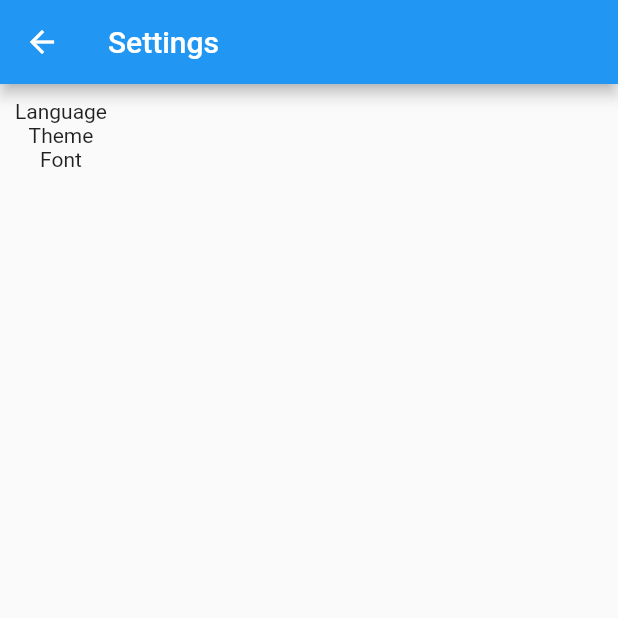
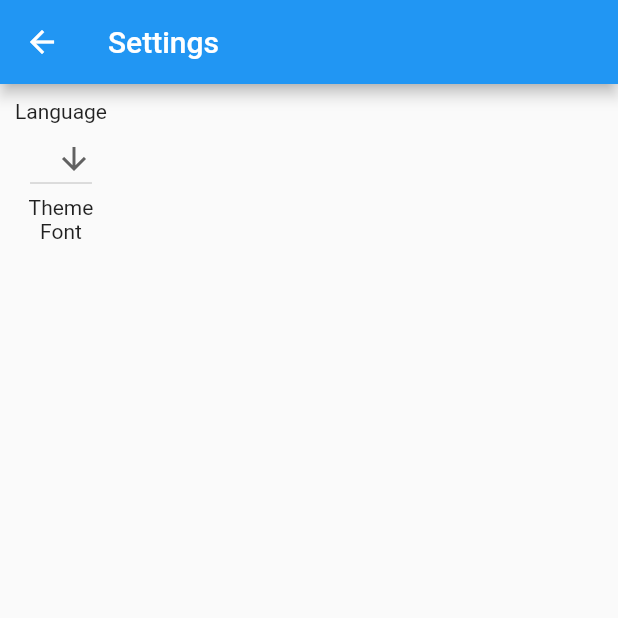
Before and after one commit to sv-makh/minimal_time_tracker, a Flutter app: the screen it shows after launch, after a tap on the "settings" icon, on a phone screen of 412 x 824 dp, the top half of it. Run offline on Flutter 3.47's test engine with Material 2 defaults, Android fonts, the phone set to English and light mode, and no system bars; our stand-ins replace flutter_bloc, hive, hive_flutter, shared_preferences; accounts and stored records are empty; generated files the repository leaves out were written again.

Commit message:
add change of lang to settings screen

```diff
--- a/lib/data/language_bloc.dart
+++ b/lib/data/language_bloc.dart
@@ -1,3 +1,5 @@
+import 'dart:io';
+
 import 'package:flutter/material.dart';
 import 'package:flutter_bloc/flutter_bloc.dart';
 import 'package:shared_preferences/shared_preferences.dart';
@@ -11,9 +13,6 @@ class ChangeLanguage extends LanguageEvent {
 }
 
 class SetInitialLocale extends LanguageEvent {
-  Locale locale;
-
-  SetInitialLocale({required this.locale});
 }
 
 class LanguageState {
@@ -28,7 +27,7 @@ class LanguageBloc extends Bloc<LanguageEvent, LanguageState> {
 
     on<SetInitialLocale>((SetInitialLocale event, Emitter<LanguageState> emitter) async {
       SharedPreferences prefs = await SharedPreferences.getInstance();
-      String langCode = prefs.getString('lang') ?? event.locale.languageCode;
+      String langCode = prefs.getString('lang') ?? Platform.localeName;
       Locale initLocale = Locale(langCode);
 
       return emitter(LanguageState(initLocale));
--- a/lib/main.dart
+++ b/lib/main.dart
@@ -4,13 +4,11 @@ import 'package:flutter_localizations/flutter_localizations.dart';
 import 'package:flutter_gen/gen_l10n/app_localizations.dart';
 import 'package:hive_flutter/hive_flutter.dart';
 
-import 'package:minimal_time_tracker/screens/add_activity_screen.dart';
-import 'package:minimal_time_tracker/widgets/activity_card.dart';
 import 'package:minimal_time_tracker/data/activity_bloc.dart';
 import 'package:minimal_time_tracker/data/language_bloc.dart';
 import 'package:minimal_time_tracker/data/activity.dart';
 import 'package:minimal_time_tracker/screens/main_activities_view.dart';
-import 'package:minimal_time_tracker/themes/settings_data.dart';
+import 'package:minimal_time_tracker/settings/settings_data.dart';
 
 void main() async {
   await Hive.initFlutter();
@@ -33,7 +31,13 @@ class MyApp extends StatelessWidget {
         BlocProvider<ActivitiesBloc>(create: (_) => ActivitiesBloc()),
         BlocProvider<LanguageBloc>(create: (_) => LanguageBloc()),
       ],
-      child: MaterialApp(
+      child: BlocBuilder<LanguageBloc, LanguageState>(
+        builder: (context, LanguageState state) {
+
+          BlocProvider.of<LanguageBloc>(context).add(SetInitialLocale());
+
+          return MaterialApp(
+            locale: state.locale,
             title: 'Minimal Time Tracker',
             theme: ThemeData(
               primarySwatch: Colors.blue,
@@ -46,6 +50,8 @@ class MyApp extends StatelessWidget {
             ],
             supportedLocales: supportedLocales,
             home: const MainActivitiesView(),
+          );
+        }
       ),
     );
   }
--- a/lib/screens/add_activity_screen.dart
+++ b/lib/screens/add_activity_screen.dart
@@ -8,7 +8,7 @@ import 'package:minimal_time_tracker/data/activity.dart';
 import 'package:flutter_gen/gen_l10n/app_localizations.dart';
 import 'package:minimal_time_tracker/helpers/convert.dart';
 import 'package:minimal_time_tracker/widgets/duration_bottom_sheet.dart';
-import 'package:minimal_time_tracker/themes/color_palettes.dart';
+import 'package:minimal_time_tracker/settings/color_palettes.dart';
 
 import '../data/activity_bloc.dart';
 
--- a/lib/screens/main_activities_view.dart
+++ b/lib/screens/main_activities_view.dart
@@ -4,7 +4,6 @@ import 'package:flutter/material.dart';
 import 'package:flutter_bloc/flutter_bloc.dart';
 import 'package:hive_flutter/hive_flutter.dart';
 import 'package:flutter_gen/gen_l10n/app_localizations.dart';
-import 'package:minimal_time_tracker/data/language_bloc.dart';
 
 import 'package:minimal_time_tracker/screens/add_activity_screen.dart';
 import 'package:minimal_time_tracker/screens/settings_screen.dart';
@@ -18,8 +17,6 @@ class MainActivitiesView extends StatelessWidget {
   @override
   Widget build(BuildContext context) {
     Box<Activity> activitiesBox = Hive.box<Activity>(boxName);
-
-    context.read<LanguageBloc>().add(SetInitialLocale(locale: Locale(Platform.localeName)));
 
     return BlocBuilder<ActivitiesBloc, ActivitiesState>(
       builder: (context, ActivitiesState state) {
--- a/lib/screens/settings_screen.dart
+++ b/lib/screens/settings_screen.dart
@@ -2,7 +2,7 @@ import 'package:flutter/material.dart';
 import 'package:flutter_bloc/flutter_bloc.dart';
 import 'package:flutter_gen/gen_l10n/app_localizations.dart';
 import 'package:minimal_time_tracker/data/language_bloc.dart';
-import 'package:minimal_time_tracker/themes/settings_data.dart';
+import 'package:minimal_time_tracker/settings/settings_data.dart';
 
 class SettingsScreen extends StatelessWidget {
   const SettingsScreen({Key? key}) : super(key: key);
@@ -11,8 +11,6 @@ class SettingsScreen extends StatelessWidget {
   Widget build(BuildContext context) {
     return BlocBuilder<LanguageBloc, LanguageState>(
         builder: (context, LanguageState state) {
-        String currentLangCode = state.locale.languageCode;
-
       return Scaffold(
         appBar: AppBar(
           title: Text(AppLocalizations.of(context)!.settings),
@@ -24,7 +22,20 @@ class SettingsScreen extends StatelessWidget {
               child: Column(
                 children: [
                   Text(AppLocalizations.of(context)!.language),
-                    //DropdownButton(items: items, onChanged: onChanged)
+                  DropdownButton(
+                    value: state.locale.languageCode,
+                    icon: const Icon(Icons.arrow_downward),
+                    items: supportedLocales.map<DropdownMenuItem<String>>((Locale value) {
+                      return DropdownMenuItem<String>(
+                        value: value.languageCode,
+                        child: Text(value.languageCode),
+                      );
+                    }).toList(),
+                    onChanged: (String? value) {
+                      BlocProvider.of<LanguageBloc>(context)
+                          .add(ChangeLanguage(locale: Locale(value!)));
+                    },
+                  ),
                   Text(AppLocalizations.of(context)!.theme),
                   Text(AppLocalizations.of(context)!.font),
                 ],
@@ -33,7 +44,6 @@ class SettingsScreen extends StatelessWidget {
           ),
         ),
       );
-      }
-    );
+    });
   }
 }
--- a/lib/widgets/activity_card.dart
+++ b/lib/widgets/activity_card.dart
@@ -4,7 +4,7 @@ import 'package:minimal_time_tracker/data/activity.dart';
 import 'package:minimal_time_tracker/data/activity_bloc.dart';
 import 'package:flutter_gen/gen_l10n/app_localizations.dart';
 import 'package:minimal_time_tracker/helpers/convert.dart';
-import 'package:minimal_time_tracker/themes/color_palettes.dart';
+import 'package:minimal_time_tracker/settings/color_palettes.dart';
 import 'package:minimal_time_tracker/screens/add_activity_screen.dart';
 
 class ActivityCard extends StatelessWidget {
```
Also changed, not shown: lib/settings/color_palettes.dart (renamed from lib/themes/color_palettes.dart), lib/settings/settings_data.dart (renamed from lib/themes/settings_data.dart). Lines whose indentation alone changed are shown as unchanged.
